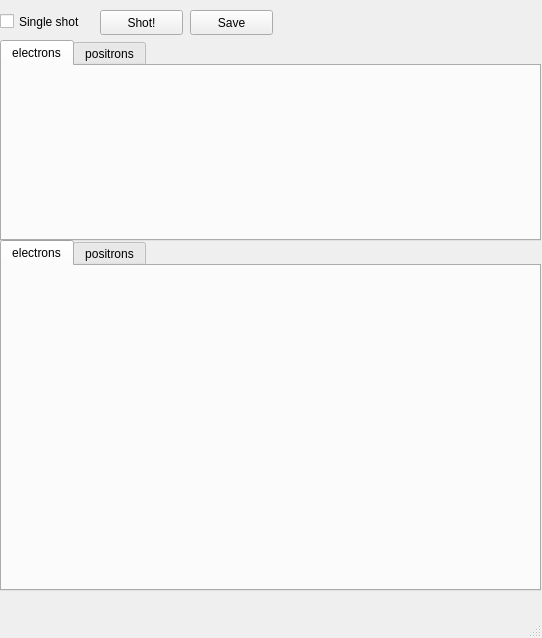
Before: the Qt Designer form uis/plot's.ui in vitaliibalakin/c_orbit, drawn with Qt 5.
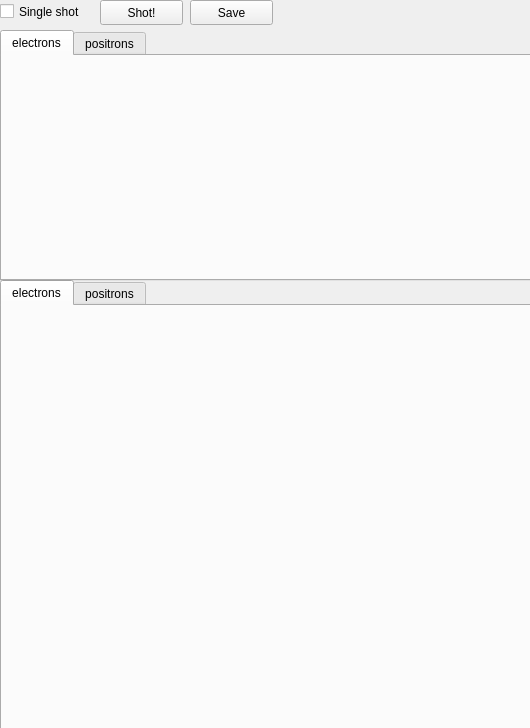
After: the same form once the commit is applied.

The edit to the form file:
```diff
--- a/uis/plot's.ui
+++ b/uis/plot's.ui
@@ -6,8 +6,8 @@
    <rect>
     <x>0</x>
     <y>0</y>
-    <width>542</width>
-    <height>638</height>
+    <width>530</width>
+    <height>728</height>
    </rect>
   </property>
   <property name="windowTitle">
@@ -18,9 +18,9 @@
     <property name="geometry">
      <rect>
       <x>0</x>
-      <y>240</y>
-      <width>541</width>
-      <height>351</height>
+      <y>280</y>
+      <width>531</width>
+      <height>451</height>
      </rect>
     </property>
     <property name="currentIndex">
@@ -35,13 +35,26 @@
        <rect>
         <x>0</x>
         <y>0</y>
-        <width>531</width>
-        <height>311</height>
+        <width>521</width>
+        <height>411</height>
        </rect>
       </property>
       <layout class="QGridLayout" name="gridLayout_3">
        <item row="0" column="0">
-        <widget class="QWidget" name="fft_plot_e" native="true"/>
+        <widget class="QWidget" name="fft_plot_e" native="true">
+         <property name="minimumSize">
+          <size>
+           <width>500</width>
+           <height>400</height>
+          </size>
+         </property>
+         <property name="maximumSize">
+          <size>
+           <width>500</width>
+           <height>400</height>
+          </size>
+         </property>
+        </widget>
        </item>
       </layout>
      </widget>
@@ -104,9 +117,9 @@
     <property name="geometry">
      <rect>
       <x>0</x>
-      <y>40</y>
-      <width>541</width>
-      <height>201</height>
+      <y>30</y>
+      <width>531</width>
+      <height>251</height>
      </rect>
     </property>
     <property name="currentIndex">
@@ -121,13 +134,32 @@
        <rect>
         <x>0</x>
         <y>0</y>
-        <width>531</width>
-        <height>161</height>
+        <width>521</width>
+        <height>211</height>
        </rect>
       </property>
       <layout class="QGridLayout" name="gridLayout_4">
-       <item row="0" column="0" colspan="2">
-        <widget class="QWidget" name="turns_mes_plot_e" native="true"/>
+       <item row="0" column="0">
+        <widget class="QWidget" name="turns_mes_plot_e" native="true">
+         <property name="sizePolicy">
+          <sizepolicy hsizetype="Preferred" vsizetype="Preferred">
+           <horstretch>250</horstretch>
+           <verstretch>49</verstretch>
+          </sizepolicy>
+         </property>
+         <property name="minimumSize">
+          <size>
+           <width>500</width>
+           <height>200</height>
+          </size>
+         </property>
+         <property name="maximumSize">
+          <size>
+           <width>500</width>
+           <height>200</height>
+          </size>
+         </property>
+        </widget>
        </item>
       </layout>
      </widget>
@@ -177,7 +209,7 @@
     <property name="geometry">
      <rect>
       <x>100</x>
-      <y>10</y>
+      <y>0</y>
       <width>83</width>
       <height>25</height>
      </rect>
@@ -190,7 +222,7 @@
     <property name="geometry">
      <rect>
       <x>0</x>
-      <y>10</y>
+      <y>0</y>
       <width>101</width>
       <height>23</height>
      </rect>
@@ -203,7 +235,7 @@
     <property name="geometry">
      <rect>
       <x>190</x>
-      <y>10</y>
+      <y>0</y>
       <width>83</width>
       <height>25</height>
      </rect>
@@ -213,17 +245,6 @@
     </property>
    </widget>
   </widget>
-  <widget class="QMenuBar" name="menubar">
-   <property name="geometry">
-    <rect>
-     <x>0</x>
-     <y>0</y>
-     <width>542</width>
-     <height>22</height>
-    </rect>
-   </property>
-  </widget>
-  <widget class="QStatusBar" name="status_bar"/>
  </widget>
  <resources/>
  <connections/>
```
